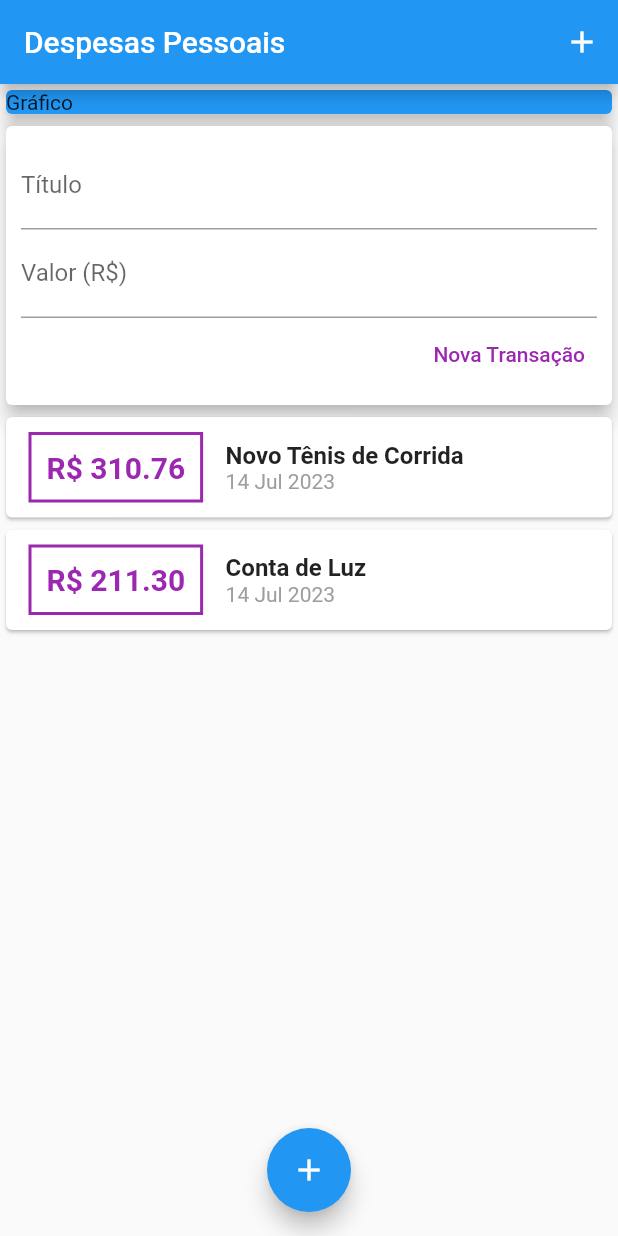
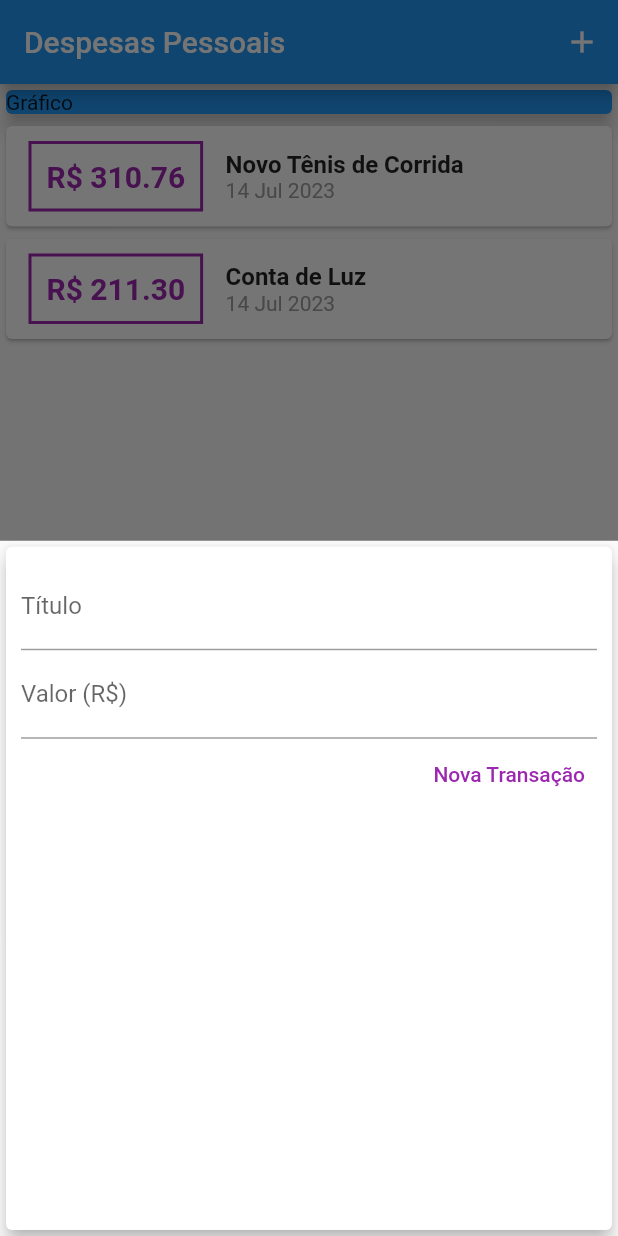
Before and after one commit to marcelinx/expensesApp, a Flutter app: the screen it shows after launch, after a tap on the "add" icon, on a phone screen of 412 x 824 dp. Run offline on Flutter 3.47's test engine with Material 2 defaults, Android fonts, the phone set to English and light mode, and no system bars.

```diff
--- a/lib/components/transaction_user.dart
+++ /dev/null
@@ -1,52 +0,0 @@
-import 'package:flutter/material.dart';
-import 'dart:math';
-import 'transaction_form.dart';
-import 'transaction_list.dart';
-import '../models/transaction.dart';
-
-class TransactionUser extends StatefulWidget {
-  const TransactionUser({Key? key}) : super(key: key);
-
-  @override
-  State<TransactionUser> createState() => _TransactionUserState();
-}
-
-class _TransactionUserState extends State<TransactionUser> {
-  final _transactions = [
-    Transaction(
-      id: 't1',
-      title: 'Novo Tênis de Corrida',
-      value: 310.76,
-      date: DateTime.now(),
-    ),
-    Transaction(
-      id: 't2',
-      title: 'Conta de Luz',
-      value: 211.30,
-      date: DateTime.now(),
-    ),
-  ];
-
-  _addTransaction(String title, double value) {
-    final newTransaction = Transaction(
-      id: Random().nextDouble().toString(),
-      title: title,
-      value: value,
-      date: DateTime.now(),
-    );
-
-    setState(() {
-      _transactions.add(newTransaction);
-    });
-  }
-
-  @override
-  Widget build(BuildContext context) {
-    return Column(
-      children: [
-        TransactionForm(_addTransaction),
-        TransactionList(_transactions),
-      ],
-    );
-  }
-}
--- a/lib/main.dart
+++ b/lib/main.dart
@@ -1,5 +1,9 @@
+import 'package:expenses/components/transaction_form.dart';
 import 'package:flutter/material.dart';
-import 'components/transaction_user.dart';
+import 'dart:math';
+import 'components/transaction_form.dart';
+import 'components/transaction_list.dart';
+import 'models/transaction.dart';
 
 main() => runApp(const ExpensesApp());
 
@@ -11,8 +15,50 @@ class ExpensesApp extends StatelessWidget {
   }
 }
 
-class MyHomePage extends StatelessWidget {
+class MyHomePage extends StatefulWidget {
   const MyHomePage({Key? key}) : super(key: key);
+
+  @override
+  State<MyHomePage> createState() => _MyHomePageState();
+}
+
+class _MyHomePageState extends State<MyHomePage> {
+  final _transactions = [
+    Transaction(
+      id: 't1',
+      title: 'Novo Tênis de Corrida',
+      value: 310.76,
+      date: DateTime.now(),
+    ),
+    Transaction(
+      id: 't2',
+      title: 'Conta de Luz',
+      value: 211.30,
+      date: DateTime.now(),
+    ),
+  ];
+
+  _addTransaction(String title, double value) {
+    final newTransaction = Transaction(
+      id: Random().nextDouble().toString(),
+      title: title,
+      value: value,
+      date: DateTime.now(),
+    );
+
+    setState(() {
+      _transactions.add(newTransaction);
+    });
+  }
+
+  _openTransactionFormModal(BuildContext context) {
+    showModalBottomSheet(
+      context: context,
+      builder: (_) {
+        return TransactionForm(_addTransaction);
+      },
+    );
+  }
 
   @override
   Widget build(BuildContext context) {
@@ -21,29 +67,29 @@ class MyHomePage extends StatelessWidget {
         title: const Text('Despesas Pessoais'),
         actions: [
           IconButton(
-            icon: Icon(Icons.add),
-            onPressed: () {},
+            icon: const Icon(Icons.add),
+            onPressed: () => _openTransactionFormModal(context),
           ),
         ],
       ),
       body: SingleChildScrollView(
         child: Column(
           crossAxisAlignment: CrossAxisAlignment.stretch,
-          children: const [
-            SizedBox(
+          children: [
+            const SizedBox(
               child: Card(
                 color: Colors.blue,
                 child: Text('Gráfico'),
                 elevation: 5,
               ),
             ),
-            TransactionUser(),
+            TransactionList(_transactions),
           ],
         ),
       ),
       floatingActionButton: FloatingActionButton(
-        child: Icon(Icons.add),
-        onPressed: () {},
+        child: const Icon(Icons.add),
+        onPressed: () => _openTransactionFormModal(context),
       ),
       floatingActionButtonLocation: FloatingActionButtonLocation.centerFloat,
     );
```
